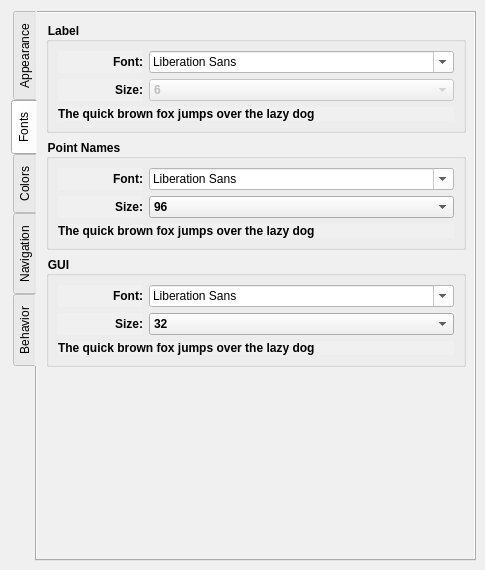
First picture: the form in src/app/seamly2d/dialogs/configpages/preferencesgraphicsviewpage.ui, repository FashionFreedom/Seamly2D, before the edit.
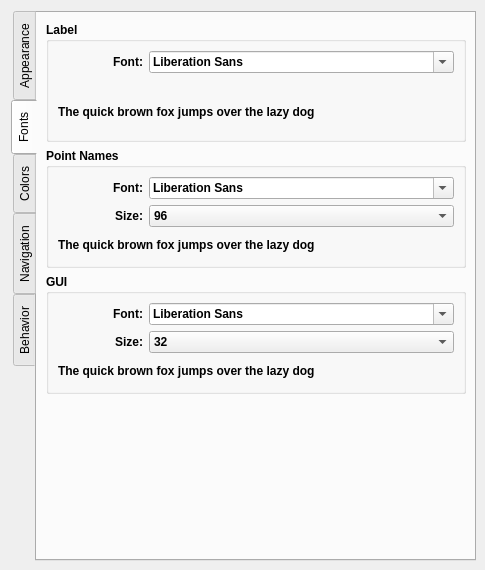
Second picture: the form after the edit. The open tabs and pages were chosen to show the change. Custom widgets are drawn as their Qt base class.

Commit message: fix application preferences dialog

Patch:
```diff
--- a/src/app/seamly2d/dialogs/configpages/preferencesgraphicsviewpage.ui
+++ b/src/app/seamly2d/dialogs/configpages/preferencesgraphicsviewpage.ui
@@ -37,7 +37,7 @@
    <string notr="true">Configuration</string>
   </property>
   <property name="styleSheet">
-   <string notr="true">background-color: rgb(240, 240, 240);</string>
+   <string notr="true"/>
   </property>
   <layout class="QVBoxLayout" name="verticalLayout">
    <item>
@@ -712,7 +712,7 @@
        <item>
         <widget class="QGroupBox" name="labelFont_GroupBox">
          <property name="sizePolicy">
-          <sizepolicy hsizetype="Expanding" vsizetype="Preferred">
+          <sizepolicy hsizetype="Expanding" vsizetype="Expanding">
            <horstretch>0</horstretch>
            <verstretch>0</verstretch>
           </sizepolicy>
@@ -720,7 +720,7 @@
          <property name="minimumSize">
           <size>
            <width>420</width>
-           <height>0</height>
+           <height>120</height>
           </size>
          </property>
          <property name="font">
@@ -763,205 +763,23 @@
             </item>
             <item row="0" column="1">
              <widget class="QFontComboBox" name="labelFont_ComboBox">
+              <property name="sizePolicy">
+               <sizepolicy hsizetype="Preferred" vsizetype="Preferred">
+                <horstretch>0</horstretch>
+                <verstretch>0</verstretch>
+               </sizepolicy>
+              </property>
               <property name="minimumSize">
                <size>
                 <width>0</width>
-                <height>0</height>
+                <height>20</height>
                </size>
               </property>
-              <property name="font">
-               <font>
-                <pointsize>8</pointsize>
-               </font>
-              </property>
               <property name="styleSheet">
-               <string notr="true">background-color: rgb(255, 255, 255);</string>
+               <string notr="true"/>
               </property>
              </widget>
             </item>
-            <item row="1" column="0">
-             <widget class="QLabel" name="fontSize_Label">
-              <property name="minimumSize">
-               <size>
-                <width>85</width>
-                <height>0</height>
-               </size>
-              </property>
-              <property name="maximumSize">
-               <size>
-                <width>16777215</width>
-                <height>16777215</height>
-               </size>
-              </property>
-              <property name="text">
-               <string>Size:</string>
-              </property>
-              <property name="alignment">
-               <set>Qt::AlignRight|Qt::AlignTrailing|Qt::AlignVCenter</set>
-              </property>
-             </widget>
-            </item>
-            <item row="1" column="1">
-             <widget class="QComboBox" name="labelFontSize_ComboBox">
-              <property name="enabled">
-               <bool>false</bool>
-              </property>
-              <property name="maximumSize">
-               <size>
-                <width>16777215</width>
-                <height>16777215</height>
-               </size>
-              </property>
-              <property name="currentText">
-               <string notr="true">6</string>
-              </property>
-              <item>
-               <property name="text">
-                <string notr="true">6</string>
-               </property>
-              </item>
-              <item>
-               <property name="text">
-                <string notr="true">7</string>
-               </property>
-              </item>
-              <item>
-               <property name="text">
-                <string notr="true">8</string>
-               </property>
-              </item>
-              <item>
-               <property name="text">
-                <string notr="true">9</string>
-               </property>
-              </item>
-              <item>
-               <property name="text">
-                <string notr="true">10</string>
-               </property>
-              </item>
-              <item>
-               <property name="text">
-                <string notr="true">10.5</string>
-               </property>
-              </item>
-              <item>
-               <property name="text">
-                <string notr="true">11</string>
-               </property>
-              </item>
-              <item>
-               <property name="text">
-                <string notr="true">12</string>
-               </property>
-              </item>
-              <item>
-               <property name="text">
-                <string notr="true">13</string>
-               </property>
-              </item>
-              <item>
-               <property name="text">
-                <string notr="true">14</string>
-               </property>
-              </item>
-              <item>
-               <property name="text">
-                <string notr="true">15</string>
-               </property>
-              </item>
-              <item>
-               <property name="text">
-                <string notr="true">16</string>
-               </property>
-              </item>
-              <item>
-               <property name="text">
-                <string notr="true">18</string>
-               </property>
-              </item>
-              <item>
-               <property name="text">
-                <string notr="true">20</string>
-               </property>
-              </item>
-              <item>
-               <property name="text">
-                <string notr="true">22</string>
-               </property>
-              </item>
-              <item>
-               <property name="text">
-                <string notr="true">24</string>
-               </property>
-              </item>
-              <item>
-               <property name="text">
-                <string notr="true">26</string>
-               </property>
-              </item>
-              <item>
-               <property name="text">
-                <string notr="true">28</string>
-               </property>
-              </item>
-              <item>
-               <property name="text">
-                <string notr="true">32</string>
-               </property>
-              </item>
-              <item>
-               <property name="text">
-                <string notr="true">36</string>
-               </property>
-              </item>
-              <item>
-               <property name="text">
-                <string notr="true">40</string>
-               </property>
-              </item>
-              <item>
-               <property name="text">
-                <string notr="true">44</string>
-               </property>
-              </item>
-              <item>
-               <property name="text">
-                <string notr="true">48</string>
-               </property>
-              </item>
-              <item>
-               <property name="text">
-                <string notr="true">54</string>
-               </property>
-              </item>
-              <item>
-               <property name="text">
-                <string notr="true">60</string>
-               </property>
-              </item>
-              <item>
-               <property name="text">
-                <string notr="true">66</string>
-               </property>
-              </item>
-              <item>
-               <property name="text">
-                <string notr="true">72</string>
-               </property>
-              </item>
-              <item>
-               <property name="text">
-                <string notr="true">80</string>
-               </property>
-              </item>
-              <item>
-               <property name="text">
-                <string notr="true">96</string>
-               </property>
-              </item>
-             </widget>
-            </item>
            </layout>
           </item>
           <item>
@@ -972,6 +790,11 @@
               <height>0</height>
              </size>
             </property>
+            <property name="font">
+             <font>
+              <pointsize>9</pointsize>
+             </font>
+            </property>
             <property name="text">
              <string>The quick brown fox jumps over the lazy dog</string>
             </property>
@@ -983,7 +806,7 @@
        <item>
         <widget class="QGroupBox" name="pointNameFont_GroupBox">
          <property name="sizePolicy">
-          <sizepolicy hsizetype="Expanding" vsizetype="Preferred">
+          <sizepolicy hsizetype="Expanding" vsizetype="Expanding">
            <horstretch>0</horstretch>
            <verstretch>0</verstretch>
           </sizepolicy>
@@ -991,7 +814,7 @@
          <property name="minimumSize">
           <size>
            <width>420</width>
-           <height>0</height>
+           <height>120</height>
           </size>
          </property>
          <property name="font">
@@ -1010,7 +833,7 @@
               <property name="minimumSize">
                <size>
                 <width>85</width>
-                <height>0</height>
+                <height>20</height>
                </size>
               </property>
               <property name="maximumSize">
@@ -1034,17 +857,23 @@
             </item>
             <item row="0" column="1">
              <widget class="QFontComboBox" name="pointNameFont_ComboBox">
+              <property name="sizePolicy">
+               <sizepolicy hsizetype="Preferred" vsizetype="Preferred">
+                <horstretch>0</horstretch>
+                <verstretch>0</verstretch>
+               </sizepolicy>
+              </property>
               <property name="minimumSize">
                <size>
                 <width>200</width>
-                <height>0</height>
+                <height>20</height>
                </size>
               </property>
               <property name="font">
                <font/>
               </property>
               <property name="styleSheet">
-               <string notr="true">background-color: rgb(255, 255, 255);</string>
+               <string notr="true"/>
               </property>
              </widget>
             </item>
@@ -1053,7 +882,7 @@
               <property name="minimumSize">
                <size>
                 <width>85</width>
-                <height>0</height>
+                <height>20</height>
                </size>
               </property>
               <property name="maximumSize">
@@ -1062,6 +891,11 @@
                 <height>16777215</height>
                </size>
               </property>
+              <property name="font">
+               <font>
+                <pointsize>9</pointsize>
+               </font>
+              </property>
               <property name="text">
                <string>Size:</string>
               </property>
@@ -1072,12 +906,29 @@
             </item>
             <item row="1" column="1">
              <widget class="QComboBox" name="pointNameFontSize_ComboBox">
+              <property name="sizePolicy">
+               <sizepolicy hsizetype="Preferred" vsizetype="Preferred">
+                <horstretch>0</horstretch>
+                <verstretch>0</verstretch>
+               </sizepolicy>
+              </property>
+              <property name="minimumSize">
+               <size>
+                <width>0</width>
+                <height>20</height>
+               </size>
+              </property>
               <property name="maximumSize">
                <size>
                 <width>16777215</width>
                 <height>16777215</height>
                </size>
               </property>
+              <property name="font">
+               <font>
+                <pointsize>9</pointsize>
+               </font>
+              </property>
               <property name="currentText">
                <string notr="true">96</string>
               </property>
@@ -1241,6 +1092,11 @@
               <height>0</height>
              </size>
             </property>
+            <property name="font">
+             <font>
+              <pointsize>9</pointsize>
+             </font>
+            </property>
             <property name="text">
              <string>The quick brown fox jumps over the lazy dog</string>
             </property>
@@ -1252,7 +1108,7 @@
        <item>
         <widget class="QGroupBox" name="pointNameFont_GroupBox_2">
          <property name="sizePolicy">
-          <sizepolicy hsizetype="MinimumExpanding" vsizetype="Preferred">
+          <sizepolicy hsizetype="Expanding" vsizetype="Expanding">
            <horstretch>0</horstretch>
            <verstretch>0</verstretch>
           </sizepolicy>
@@ -1260,7 +1116,7 @@
          <property name="minimumSize">
           <size>
            <width>420</width>
-           <height>0</height>
+           <height>120</height>
           </size>
          </property>
          <property name="font">
@@ -1279,7 +1135,7 @@
               <property name="minimumSize">
                <size>
                 <width>85</width>
-                <height>0</height>
+                <height>20</height>
                </size>
               </property>
               <property name="maximumSize">
@@ -1303,17 +1159,23 @@
             </item>
             <item row="0" column="1">
              <widget class="QFontComboBox" name="guiFont_ComboBox">
+              <property name="sizePolicy">
+               <sizepolicy hsizetype="Preferred" vsizetype="Preferred">
+                <horstretch>0</horstretch>
+                <verstretch>0</verstretch>
+               </sizepolicy>
+              </property>
               <property name="minimumSize">
                <size>
                 <width>200</width>
-                <height>0</height>
+                <height>20</height>
                </size>
               </property>
               <property name="font">
                <font/>
               </property>
               <property name="styleSheet">
-               <string notr="true">background-color: rgb(255, 255, 255);</string>
+               <string notr="true"/>
               </property>
              </widget>
             </item>
@@ -1322,7 +1184,7 @@
               <property name="minimumSize">
                <size>
                 <width>85</width>
-                <height>0</height>
+                <height>20</height>
                </size>
               </property>
               <property name="maximumSize">
@@ -1331,6 +1193,11 @@
                 <height>16777215</height>
                </size>
               </property>
+              <property name="font">
+               <font>
+                <pointsize>9</pointsize>
+               </font>
+              </property>
               <property name="text">
                <string>Size:</string>
               </property>
@@ -1341,12 +1208,29 @@
             </item>
             <item row="1" column="1">
              <widget class="QComboBox" name="guiFontSize_ComboBox">
+              <property name="sizePolicy">
+               <sizepolicy hsizetype="Preferred" vsizetype="Preferred">
+                <horstretch>0</horstretch>
+                <verstretch>0</verstretch>
+               </sizepolicy>
+              </property>
+              <property name="minimumSize">
+               <size>
+                <width>0</width>
+                <height>20</height>
+               </size>
+              </property>
               <property name="maximumSize">
                <size>
                 <width>16777215</width>
                 <height>16777215</height>
                </size>
               </property>
+              <property name="font">
+               <font>
+                <pointsize>9</pointsize>
+               </font>
+              </property>
               <property name="currentText">
                <string notr="true">32</string>
               </property>
@@ -1510,6 +1394,11 @@
               <height>0</height>
              </size>
             </property>
+            <property name="font">
+             <font>
+              <pointsize>9</pointsize>
+             </font>
+            </property>
             <property name="text">
              <string>The quick brown fox jumps over the lazy dog</string>
             </property>
```
Left out of the diff: 94 changed lines with no effect on the pictures. The commit also changes 3 other files.
